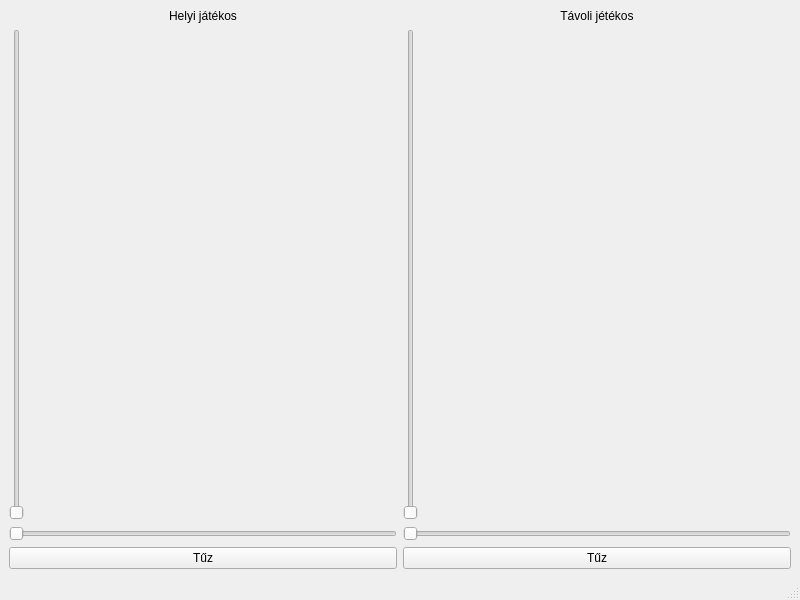
Keki56/linuxHF, file src/pewpew-artillery/gamewindow.ui: the form before one commit.
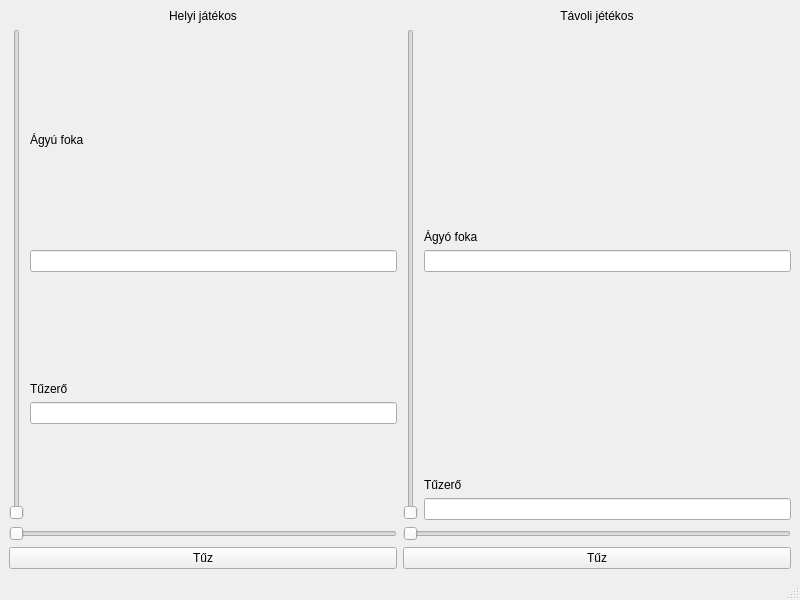
The form after the commit.

What changed in the file:
```diff
--- a/src/pewpew-artillery/gamewindow.ui
+++ b/src/pewpew-artillery/gamewindow.ui
@@ -28,6 +28,8 @@
        </widget>
       </item>
       <item>
+       <layout class="QHBoxLayout" name="horizontalLayout_2">
+        <item>
        <widget class="QSlider" name="verticalSlider">
         <property name="sizePolicy">
          <sizepolicy hsizetype="Fixed" vsizetype="Expanding">
@@ -42,6 +44,32 @@
          <enum>Qt::Vertical</enum>
         </property>
        </widget>
+        </item>
+        <item>
+         <layout class="QVBoxLayout" name="verticalLayout">
+          <item alignment="Qt::AlignBottom">
+           <widget class="QLabel" name="label_3">
+            <property name="text">
+             <string>Ágyú foka</string>
+            </property>
+           </widget>
+          </item>
+          <item alignment="Qt::AlignBottom">
+           <widget class="QLineEdit" name="lineEdit_2"/>
+          </item>
+          <item alignment="Qt::AlignBottom">
+           <widget class="QLabel" name="label_4">
+            <property name="text">
+             <string>Tűzerő</string>
+            </property>
+           </widget>
+          </item>
+          <item alignment="Qt::AlignTop">
+           <widget class="QLineEdit" name="lineEdit"/>
+          </item>
+         </layout>
+        </item>
+       </layout>
       </item>
       <item>
        <widget class="QSlider" name="horizontalSlider">
@@ -75,11 +103,39 @@
        </widget>
       </item>
       <item>
+       <layout class="QHBoxLayout" name="horizontalLayout_3">
+        <item>
        <widget class="QSlider" name="verticalSlider_2">
         <property name="orientation">
          <enum>Qt::Vertical</enum>
         </property>
        </widget>
+        </item>
+        <item>
+         <layout class="QVBoxLayout" name="verticalLayout_2">
+          <item alignment="Qt::AlignBottom">
+           <widget class="QLabel" name="label_6">
+            <property name="text">
+             <string>Ágyó foka</string>
+            </property>
+           </widget>
+          </item>
+          <item>
+           <widget class="QLineEdit" name="lineEdit_3"/>
+          </item>
+          <item alignment="Qt::AlignBottom">
+           <widget class="QLabel" name="label_7">
+            <property name="text">
+             <string>Tűzerő</string>
+            </property>
+           </widget>
+          </item>
+          <item>
+           <widget class="QLineEdit" name="lineEdit_4"/>
+          </item>
+         </layout>
+        </item>
+       </layout>
       </item>
       <item>
        <widget class="QSlider" name="horizontalSlider_2">
```
Left out of the diff: 11 changed lines with no effect on the pictures. Lines whose indentation alone changed are shown as unchanged.
